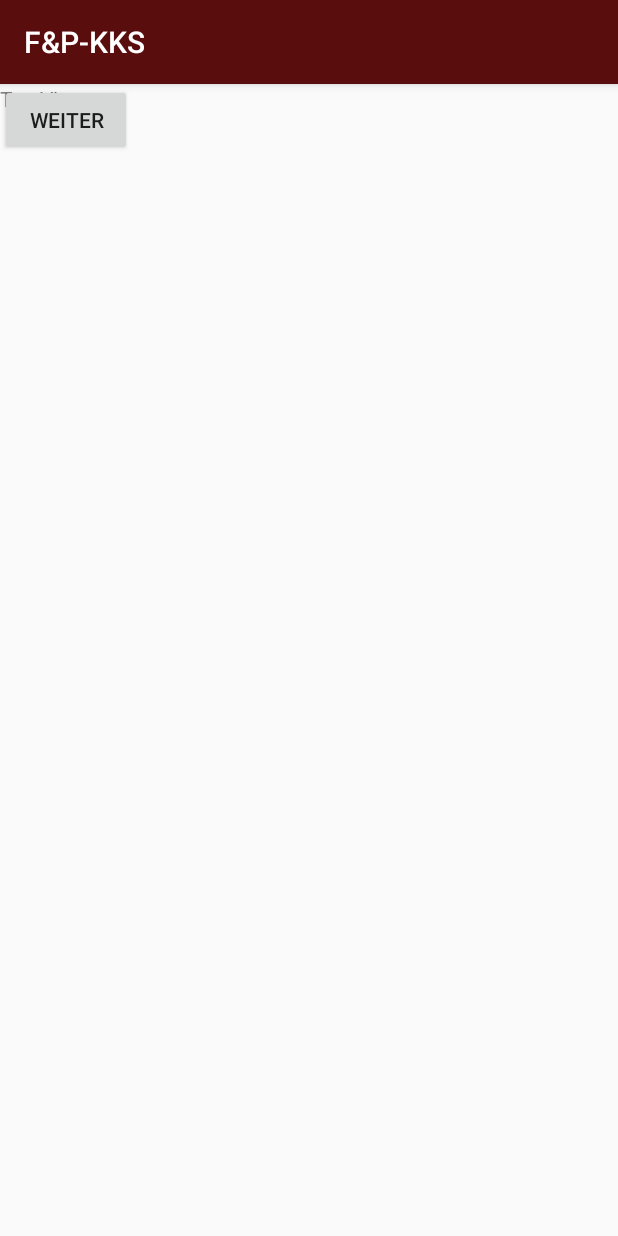
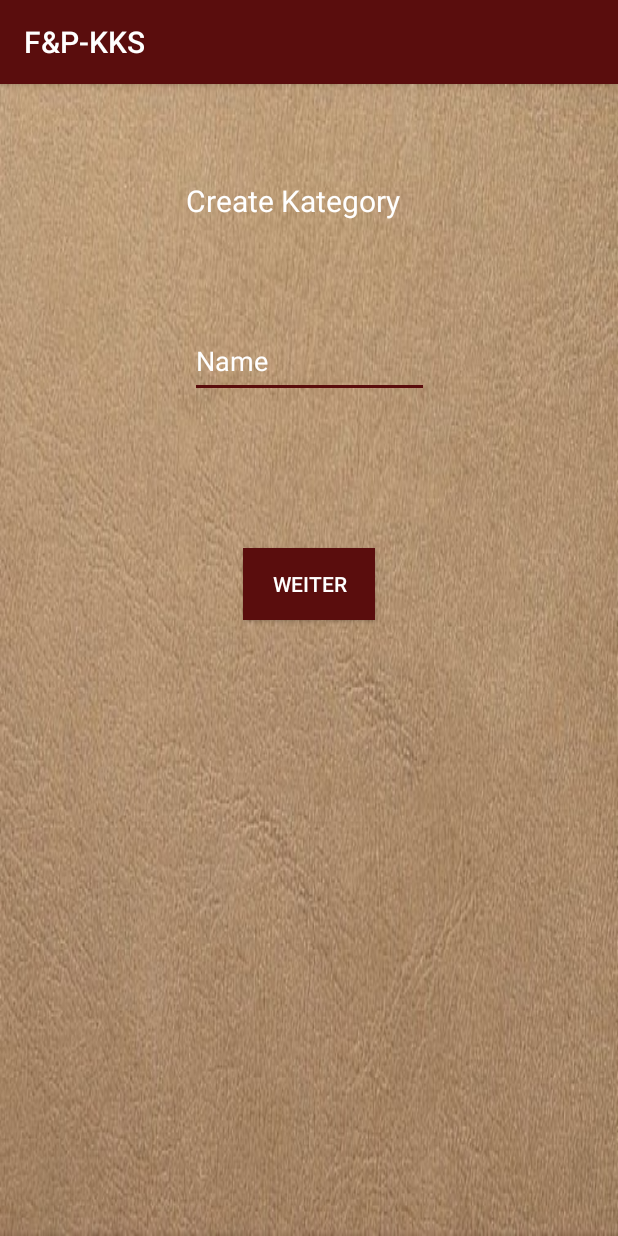
Before and after one commit to PatrickG07/F-P-KKS, an Android app: the Create1 screen opened directly, with no data from a screen before it, on a phone screen of 412 x 824 dp. Run offline under Robolectric (Android 15) with nearby library versions, the phone set to English and light mode, and no system bars.

Commit message:
Updating CreateActivitys

```diff
--- a/FPKKS/app/src/main/AndroidManifest.xml
+++ b/FPKKS/app/src/main/AndroidManifest.xml
@@ -22,7 +22,6 @@
             </intent-filter>
         </activity>
         <activity android:name=".EditActivity" />
-        <activity android:name=".CreateActivity" />
         <activity android:name=".PlayActivity" />
         <activity android:name=".Create1" />
         <activity android:name=".Create2"></activity>
--- a/FPKKS/app/src/main/java/ch/fp/fp_kks/Create1.java
+++ b/FPKKS/app/src/main/java/ch/fp/fp_kks/Create1.java
@@ -1,7 +1,11 @@
 package ch.fp.fp_kks;
 
+import android.content.Intent;
 import android.support.v7.app.AppCompatActivity;
 import android.os.Bundle;
+import android.view.View;
+import android.widget.Button;
+import android.widget.EditText;
 
 public class Create1 extends AppCompatActivity {
 
@@ -9,5 +13,20 @@ public class Create1 extends AppCompatActivity {
     protected void onCreate(Bundle savedInstanceState) {
         super.onCreate(savedInstanceState);
         setContentView(R.layout.activity_create1);
+
+        Button btnNext = (Button) findViewById(R.id.btnNext);
+
+        EditText etName = (EditText) findViewById(R.id.etName);
+
+        btnNext.setOnClickListener(new View.OnClickListener() {
+            @Override
+            public void onClick(View v) {
+
+                //Save Kategory
+
+                Intent intent = new Intent(Create1.this, Create2.class);
+                startActivity(intent);
+            }
+        });
     }
 }
--- a/FPKKS/app/src/main/java/ch/fp/fp_kks/EditActivity.java
+++ b/FPKKS/app/src/main/java/ch/fp/fp_kks/EditActivity.java
@@ -55,7 +55,7 @@ public class EditActivity extends AppCompatActivity implements AdapterView.OnIte
             }
         });
 
-        LVSaves = (ListView) findViewById(R.id.listView);
+        LVSaves = (ListView) findViewById(R.id.lvAncer);
 
         LVSaves.setOnItemClickListener(new AdapterView.OnItemClickListener() {
             public void onItemClick(AdapterView<?> parent, View view, int position, long id) {
--- a/FPKKS/app/src/main/res/layout/activity_create1.xml
+++ b/FPKKS/app/src/main/res/layout/activity_create1.xml
@@ -6,19 +6,61 @@
     android:layout_height="match_parent"
     tools:context="ch.fp.fp_kks.Create1">
 
-    <Button
-        android:id="@+id/button3"
-        android:layout_width="wrap_content"
-        android:layout_height="wrap_content"
-        android:text="Weiter"
-        tools:layout_editor_absoluteX="136dp"
-        tools:layout_editor_absoluteY="286dp" />
+    <ImageView
+        android:id="@+id/imageView2"
+        android:layout_width="match_parent"
+        android:layout_height="match_parent"
+        android:scaleType="fitXY"
+        app:layout_constraintBottom_toBottomOf="parent"
+        app:layout_constraintEnd_toEndOf="parent"
+        app:layout_constraintHorizontal_bias="0.0"
+        app:layout_constraintStart_toStartOf="parent"
+        app:layout_constraintTop_toTopOf="parent"
+        app:layout_constraintVertical_bias="0.0"
+        app:srcCompat="@drawable/hintergrund" />
 
     <TextView
         android:id="@+id/textView2"
         android:layout_width="164dp"
         android:layout_height="32dp"
-        android:text="TextView"
-        tools:layout_editor_absoluteX="98dp"
-        tools:layout_editor_absoluteY="207dp" />
+        android:layout_marginEnd="8dp"
+        android:layout_marginStart="8dp"
+        android:layout_marginTop="64dp"
+        android:text="Create Kategory"
+        android:textColor="#fff"
+        android:textSize="20dp"
+        app:layout_constraintEnd_toEndOf="parent"
+        app:layout_constraintStart_toStartOf="parent"
+        app:layout_constraintTop_toTopOf="parent" />
+
+    <EditText
+        android:id="@+id/etName"
+        android:layout_width="159dp"
+        android:layout_height="49dp"
+        android:layout_marginEnd="8dp"
+        android:layout_marginStart="8dp"
+        android:layout_marginTop="64dp"
+        android:ems="10"
+
+        android:inputType="textPersonName"
+        android:text="Name"
+        android:textColor="#fff"
+        app:layout_constraintEnd_toEndOf="parent"
+        app:layout_constraintHorizontal_bias="0.502"
+        app:layout_constraintStart_toStartOf="parent"
+        app:layout_constraintTop_toBottomOf="@+id/textView2" />
+
+    <Button
+        android:id="@+id/btnNext"
+        android:layout_width="wrap_content"
+        android:layout_height="wrap_content"
+        android:layout_marginEnd="8dp"
+        android:layout_marginStart="8dp"
+        android:layout_marginTop="100dp"
+        android:background="#5a0d0d"
+        android:text="Weiter"
+        android:textColor="#fff"
+        app:layout_constraintEnd_toEndOf="parent"
+        app:layout_constraintStart_toStartOf="parent"
+        app:layout_constraintTop_toBottomOf="@+id/etName" />
 </android.support.constraint.ConstraintLayout>
--- a/FPKKS/app/src/main/res/layout/activity_edit.xml
+++ b/FPKKS/app/src/main/res/layout/activity_edit.xml
@@ -44,7 +44,7 @@
         app:layout_constraintEnd_toEndOf="parent" />
 
     <ListView
-        android:id="@+id/listView"
+        android:id="@+id/lvAncer"
         android:layout_width="266dp"
         android:layout_height="324dp"
         android:layout_marginBottom="36dp"
```
Also changed, not shown: FPKKS/app/src/main/java/ch/fp/fp_kks/Create2.java (+60 -0 lines), FPKKS/app/src/main/java/ch/fp/fp_kks/CreateActivity.java (deleted, +0 -92 lines), FPKKS/app/src/main/res/layout/activity_create2.xml (+57 -25 lines).
